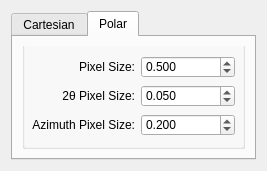
Before: the Qt Designer form hexrd/ui/resources/ui/resolution_editor.ui in HEXRD/hexrdgui, drawn with Qt 5.
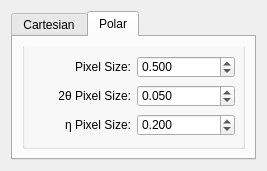
After: the same form once the commit is applied. The open tabs and pages were chosen to show the change.

Commit message: Use eta symbol for azimuth pixel size

What changed in the file:
```diff
--- a/hexrd/ui/resources/ui/resolution_editor.ui
+++ b/hexrd/ui/resources/ui/resolution_editor.ui
@@ -142,7 +142,7 @@
           <item row="2" column="0">
            <widget class="QLabel" name="label_2">
             <property name="text">
-             <string>Azimuth Pixel Size:</string>
+             <string>η Pixel Size:</string>
             </property>
             <property name="alignment">
              <set>Qt::AlignRight|Qt::AlignTrailing|Qt::AlignVCenter</set>
```
